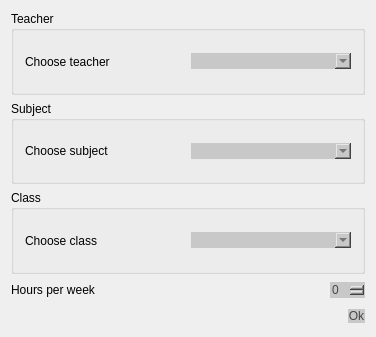
Before: the Qt Designer form Orar/OrarApp/LessonDialog.ui in alexandrutm/UnivTimetable, drawn with Qt 5.
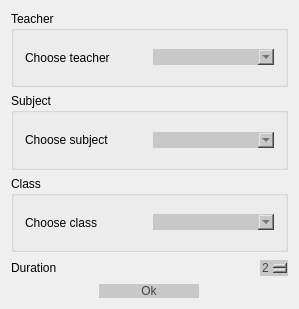
After: the same form once the commit is applied.

What changed in the file:
```diff
--- a/Orar/OrarApp/LessonDialog.ui
+++ b/Orar/OrarApp/LessonDialog.ui
@@ -6,8 +6,8 @@
    <rect>
     <x>0</x>
     <y>0</y>
-    <width>376</width>
-    <height>337</height>
+    <width>299</width>
+    <height>309</height>
    </rect>
   </property>
   <property name="windowTitle">
@@ -122,7 +122,7 @@
      <item>
       <widget class="QLabel" name="label_3">
        <property name="text">
-        <string>Hours per week</string>
+        <string>Duration</string>
        </property>
       </widget>
      </item>
@@ -153,27 +153,29 @@
 	background-color: rgb(231, 231, 231);
 }</string>
        </property>
+       <property name="minimum">
+        <number>1</number>
+       </property>
+       <property name="maximum">
+        <number>6</number>
+       </property>
+       <property name="value">
+        <number>2</number>
+       </property>
       </widget>
      </item>
     </layout>
    </item>
    <item>
     <layout class="QHBoxLayout" name="horizontalLayout_6">
-     <item>
-      <spacer name="horizontalSpacer">
-       <property name="orientation">
-        <enum>Qt::Horizontal</enum>
-       </property>
-       <property name="sizeHint" stdset="0">
-        <size>
-         <width>40</width>
-         <height>20</height>
-        </size>
-       </property>
-      </spacer>
-     </item>
      <item>
       <widget class="QPushButton" name="Ok">
+       <property name="maximumSize">
+        <size>
+         <width>100</width>
+         <height>16777215</height>
+        </size>
+       </property>
        <property name="styleSheet">
         <string notr="true">QPushButton{
 	font: 75 11pt &quot;Times New Roman&quot;;
```
Left out of the diff: 2 changed lines with no effect on the pictures.
